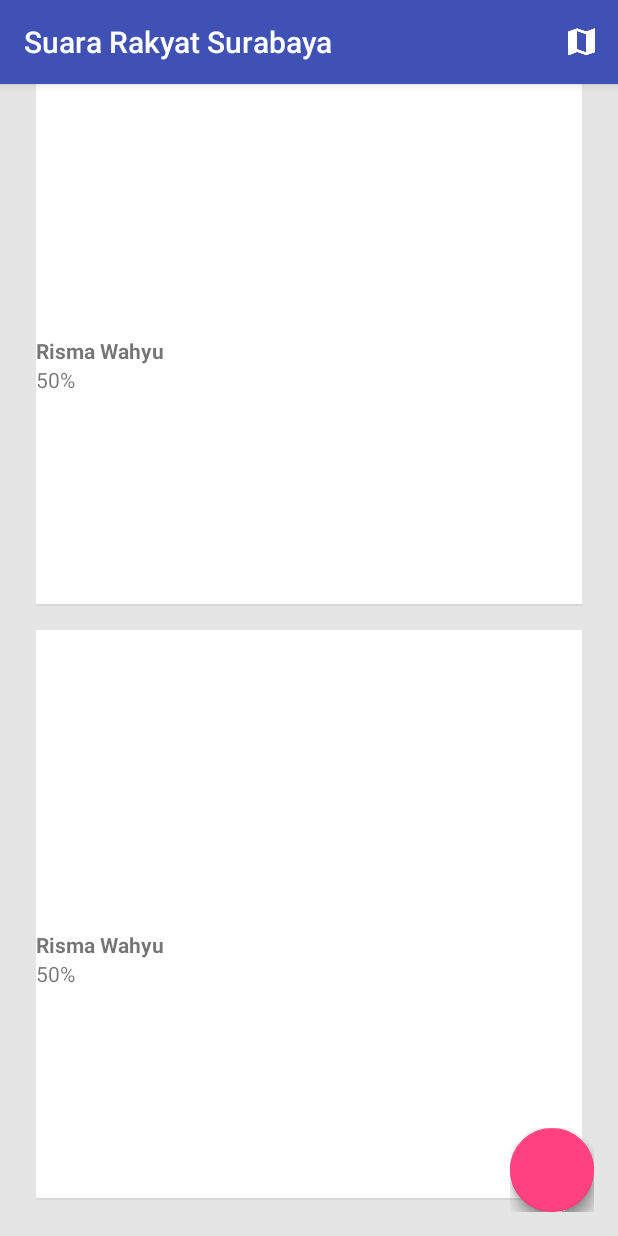
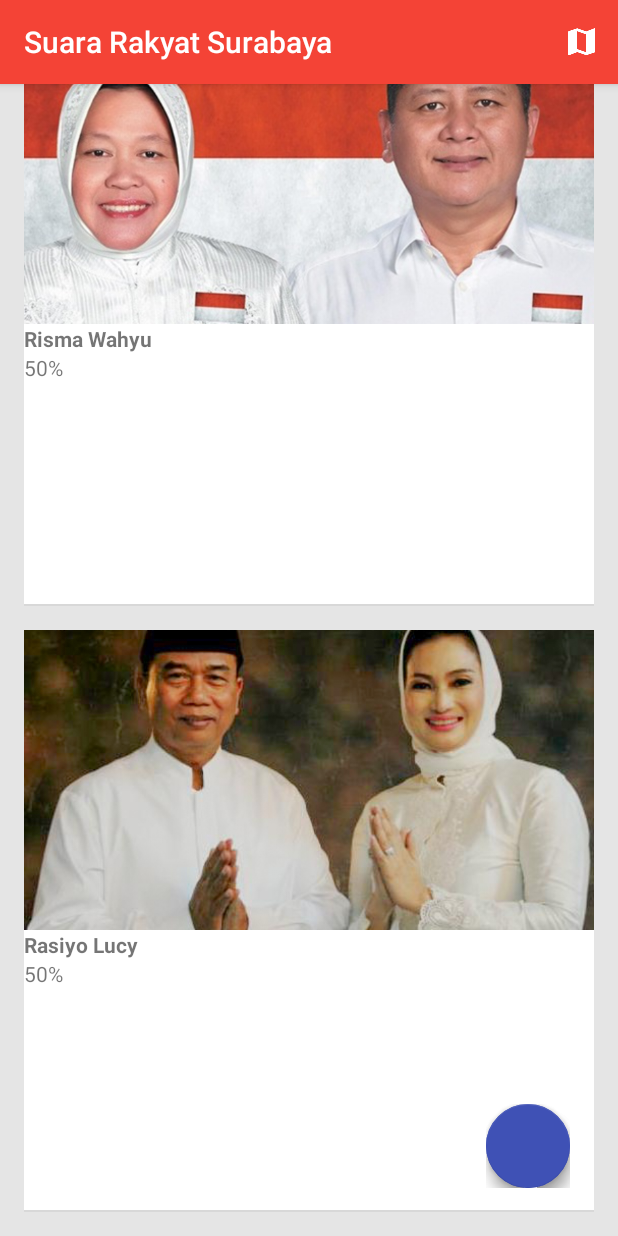
Before and after one commit to achmadalam/SuaraRakyatSurabaya, an Android app: the screen it shows after launch (MainActivity), on a phone screen of 412 x 824 dp. Run offline under Robolectric (Android 15) with nearby library versions, the light colour scheme and no system bars; our stand-ins replace ButterKnife; libraries missing offline, so code that uses them is left out: com.facebook.drawee, com.getbase.floatingactionbutton, com.parse; plain views replace FloatingActionButton, FloatingActionsMenu; 4 statements that could not run were skipped.

Commit message:
change color accent

```diff
--- a/app/src/main/res/layout/activity_main.xml
+++ b/app/src/main/res/layout/activity_main.xml
@@ -7,6 +7,7 @@
     android:layout_height="match_parent"
     android:fitsSystemWindows="true"
     tools:context=".MainActivity"
+    android:background="@color/background"
     >
 
     <android.support.design.widget.AppBarLayout
@@ -26,7 +27,9 @@
     <FrameLayout
         android:id="@+id/frame_container"
         android:layout_width="match_parent"
-        android:layout_height="match_parent"/>
+        android:layout_height="match_parent"
+        android:layout_margin="@dimen/padding_medium"
+        />
 
 
 </android.support.design.widget.CoordinatorLayout>
--- a/app/src/main/res/layout/main_fragment.xml
+++ b/app/src/main/res/layout/main_fragment.xml
@@ -11,7 +11,6 @@
         android:layout_width="match_parent"
         android:layout_height="match_parent"
         android:orientation="vertical"
-        android:layout_margin="@dimen/padding_large"
         >
 
         <LinearLayout
@@ -25,9 +24,11 @@
 
             <ImageView
                 android:id="@+id/candidate_one"
-                android:layout_width="200dp"
+                android:layout_width="match_parent"
                 android:layout_height="200dp"
                 android:layout_centerInParent="true"
+                android:src="@drawable/candidate_one"
+                android:scaleType="centerCrop"
                 />
 
             <TextView
@@ -57,15 +58,17 @@
 
             <ImageView
                 android:id="@+id/candidate_two"
-                android:layout_width="200dp"
+                android:layout_width="match_parent"
                 android:layout_height="200dp"
                 android:layout_centerInParent="true"
+                android:src="@drawable/candidate_two"
+                android:scaleType="centerCrop"
                 />
 
             <TextView
                 android:layout_width="match_parent"
                 android:layout_height="wrap_content"
-                android:text="Risma Wahyu"
+                android:text="Rasiyo Lucy"
                 android:textStyle="bold"
                 />
 
--- a/app/src/main/res/values/colors.xml
+++ b/app/src/main/res/values/colors.xml
@@ -1,8 +1,8 @@
 <?xml version="1.0" encoding="utf-8"?>
 <resources>
-    <color name="colorPrimary">#3F51B5</color>
-    <color name="colorPrimaryDark">#303F9F</color>
-    <color name="colorAccent">#FF4081</color>
+    <color name="colorPrimary">@color/red_500</color>
+    <color name="colorPrimaryDark">@color/red_700</color>
+    <color name="colorAccent">#3F51B5</color>
 
     <!-- Various util colors -->
     <color name="white">#ffffff</color>
@@ -32,6 +32,17 @@
     <color name="blue_800">#1565C0</color>
     <color name="blue_900">#0D47A1</color>
 
+    <color name="red_50">#FFEBEE</color>
+    <color name="red_100">#FFCDD2</color>
+    <color name="red_200">#EF9A9A</color>
+    <color name="red_300">#E57373</color>
+    <color name="red_400">#EF5350</color>
+    <color name="red_500">#F44336</color>
+    <color name="red_600">#E53935</color>
+    <color name="red_700">#D32F2F</color>
+    <color name="red_800">#C62828</color>
+    <color name="red_900">#B71C1C</color>
+
     <!-- Toolbar color -->
     <color name="table_text_light">#A6A6A6</color>
 
```
Also changed, not shown: app/src/main/res/drawable/candidate_one.jpg (added), app/src/main/res/drawable/candidate_two.jpg (added).
